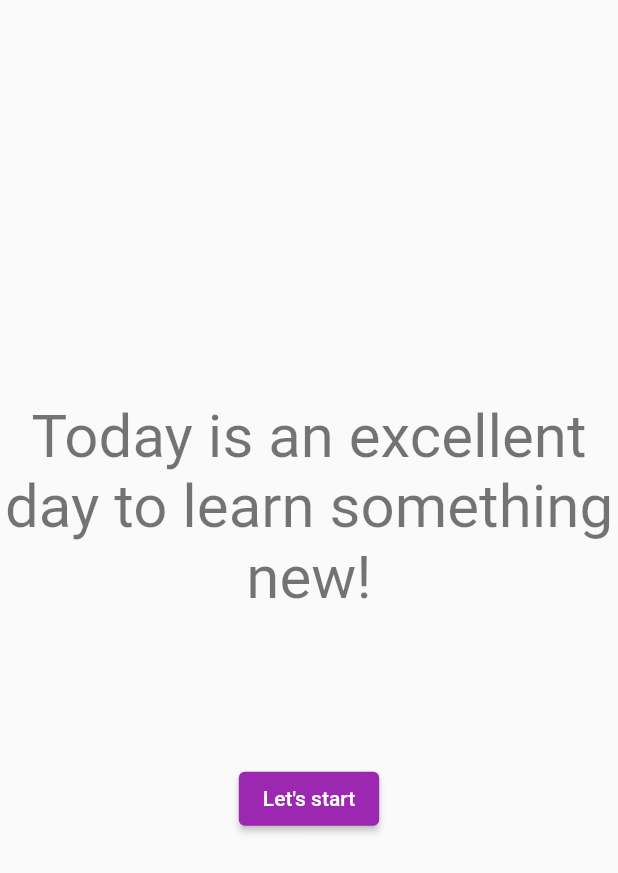
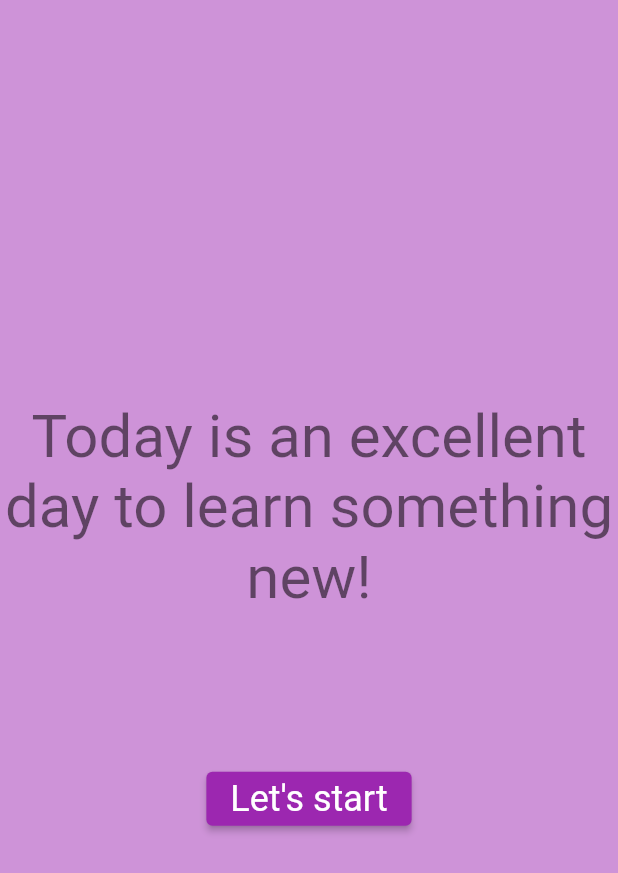
Before and after one commit to dariagorlova/english_for_it, a Flutter app: the screen it shows after launch, on a phone screen of 412 x 824 dp. Shown: the top 873 px of the screen. Run offline on Flutter 3.47's test engine with Material 2 defaults, Android fonts, the phone set to English and light mode, and no system bars; our stand-ins replace flutter_bloc, freezed_annotation, get_it, go_router, google_fonts, injectable; Roboto replaces fonts that are missing (Courgette).

Commit message:
add background color

```diff
--- a/lib/features/start_screen/start_screen.dart
+++ b/lib/features/start_screen/start_screen.dart
@@ -7,6 +7,7 @@ class StartScreen extends StatelessWidget {
   @override
   Widget build(BuildContext context) {
     return Scaffold(
+      backgroundColor: Theme.of(context).backgroundColor,
       body: Center(
         child: Column(
           mainAxisAlignment: MainAxisAlignment.center,
@@ -23,8 +24,12 @@ class StartScreen extends StatelessWidget {
               onPressed: () {
                 context.push('/learning');
               },
-              child: const Text(
+              child: Text(
                 "Let's start",
+                style: Theme.of(context)
+                    .textTheme
+                    .headlineSmall
+                    ?.copyWith(color: Theme.of(context).cardColor),
               ),
             ),
           ],
```
